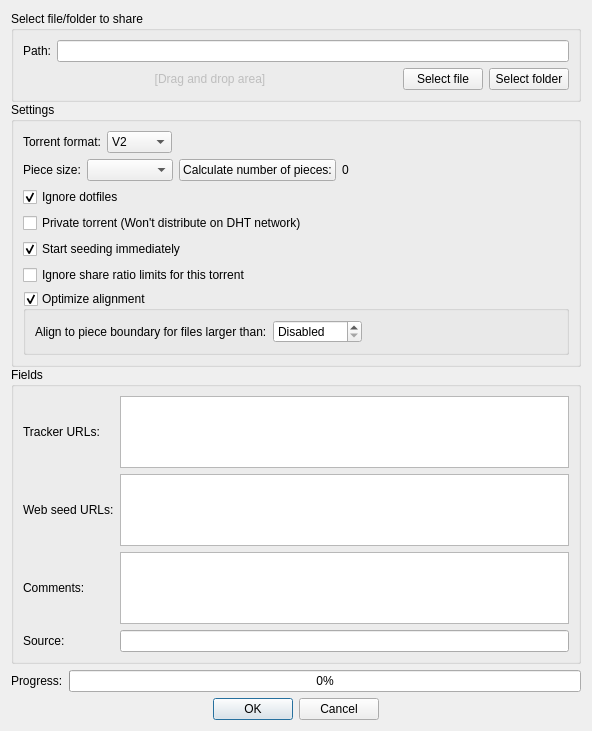
Qt form src/gui/remotetorrentcreatordialog.ui (username227/qBittorrent-remote) before a commit.
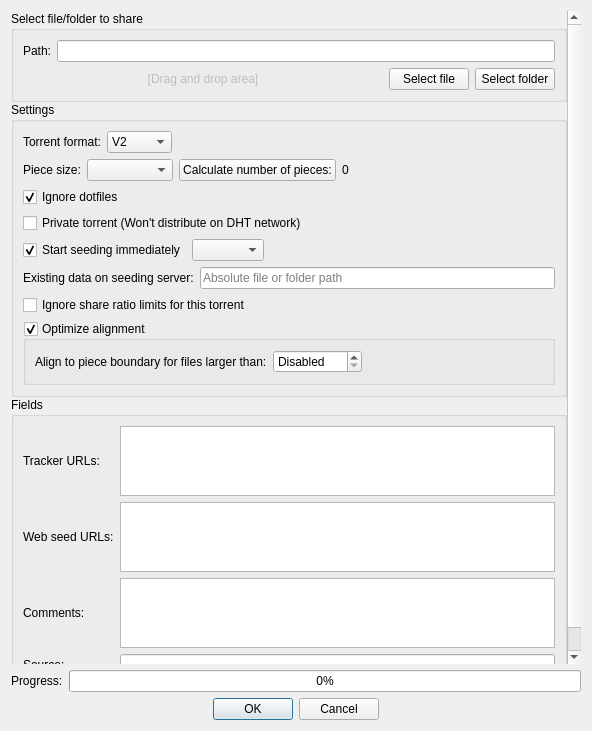
The same form after that commit.

Commit message: Exercise native creator workflows, persist inputs and select seeding server

Patch:
```diff
--- a/src/gui/remotetorrentcreatordialog.ui
+++ b/src/gui/remotetorrentcreatordialog.ui
@@ -246,13 +246,44 @@
            </widget>
           </item>
           <item>
-           <widget class="QCheckBox" name="checkStartSeeding">
-            <property name="text">
-             <string>Start seeding immediately</string>
-            </property>
-            <property name="checked">
-             <bool>true</bool>
-            </property>
+           <layout class="QHBoxLayout" name="seedServerLayout">
+            <item>
+             <widget class="QCheckBox" name="checkStartSeeding">
+              <property name="text"><string>Start seeding immediately</string></property>
+              <property name="checked"><bool>true</bool></property>
+             </widget>
+            </item>
+            <item>
+             <widget class="QComboBox" name="seedServerCombo">
+              <property name="toolTip"><string>Server that will seed the completed torrent</string></property>
+             </widget>
+            </item>
+            <item>
+             <spacer name="seedServerSpacer">
+              <property name="orientation"><enum>Qt::Orientation::Horizontal</enum></property>
+              <property name="sizeHint" stdset="0"><size><width>40</width><height>20</height></size></property>
+             </spacer>
+            </item>
+           </layout>
+          </item>
+          <item>
+           <widget class="QWidget" name="seedTargetRow" native="true">
+            <layout class="QHBoxLayout" name="seedTargetLayout">
+             <property name="leftMargin"><number>0</number></property>
+             <property name="topMargin"><number>0</number></property>
+             <property name="rightMargin"><number>0</number></property>
+             <property name="bottomMargin"><number>0</number></property>
+             <item>
+              <widget class="QLabel" name="seedTargetLabel">
+               <property name="text"><string>Existing data on seeding server:</string></property>
+              </widget>
+             </item>
+             <item>
+              <widget class="QLineEdit" name="seedTargetPath">
+               <property name="placeholderText"><string>Absolute file or folder path</string></property>
+              </widget>
+             </item>
+            </layout>
            </widget>
           </item>
           <item>
```
The commit also changes 9 other files.
